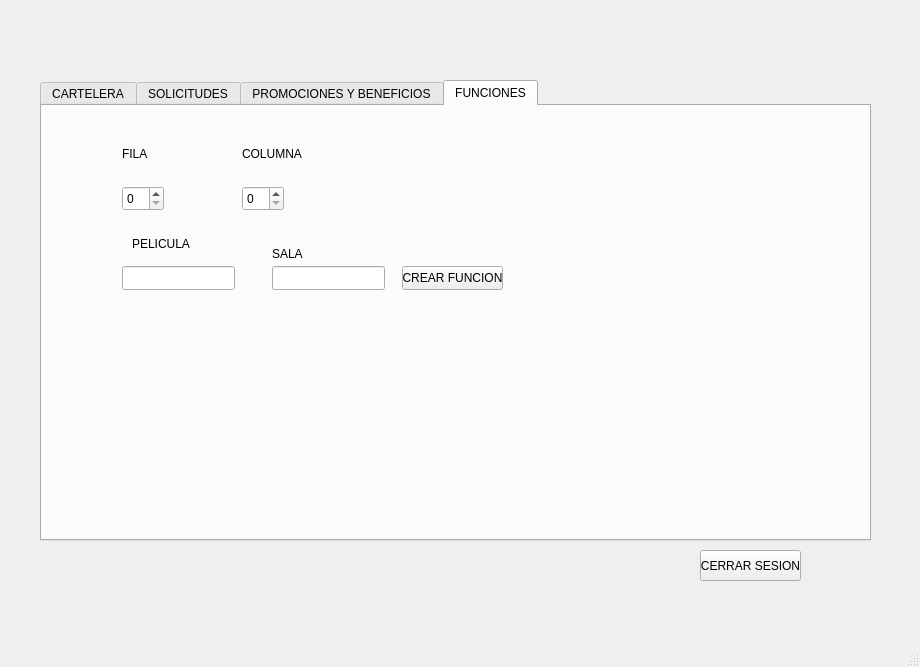
First picture: the form in mainwindow.ui, repository SABANd5/EDD_2S2026_PY_202303371, before the edit.
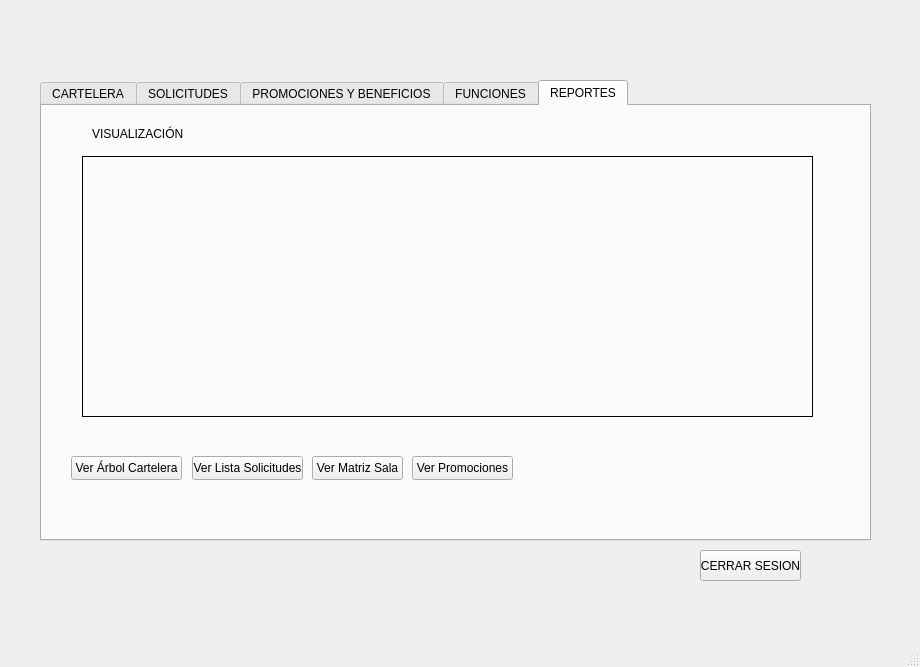
Second picture: the form after the edit.

Commit message: Estado de Solicitudes del Cliente

Diff of the .ui file:
```diff
--- a/mainwindow.ui
+++ b/mainwindow.ui
@@ -424,7 +424,7 @@
        </rect>
       </property>
       <property name="currentIndex">
-       <number>3</number>
+       <number>4</number>
       </property>
       <property name="tabBarAutoHide">
        <bool>false</bool>
@@ -1133,6 +1133,95 @@
         </property>
        </widget>
       </widget>
+      <widget class="QWidget" name="tab_7">
+       <attribute name="title">
+        <string>REPORTES</string>
+       </attribute>
+       <widget class="QLabel" name="lblVisorReportes">
+        <property name="geometry">
+         <rect>
+          <x>40</x>
+          <y>50</y>
+          <width>731</width>
+          <height>261</height>
+         </rect>
+        </property>
+        <property name="frameShape">
+         <enum>QFrame::Shape::Box</enum>
+        </property>
+        <property name="text">
+         <string/>
+        </property>
+        <property name="scaledContents">
+         <bool>true</bool>
+        </property>
+       </widget>
+       <widget class="QLabel" name="label_33">
+        <property name="geometry">
+         <rect>
+          <x>50</x>
+          <y>20</y>
+          <width>101</width>
+          <height>16</height>
+         </rect>
+        </property>
+        <property name="text">
+         <string>VISUALIZACIÓN</string>
+        </property>
+       </widget>
+       <widget class="QPushButton" name="btnVerRepCartelera">
+        <property name="geometry">
+         <rect>
+          <x>29</x>
+          <y>350</y>
+          <width>111</width>
+          <height>24</height>
+         </rect>
+        </property>
+        <property name="text">
+         <string>Ver Árbol Cartelera</string>
+        </property>
+       </widget>
+       <widget class="QPushButton" name="btnVerRepSolicitudes">
+        <property name="geometry">
+         <rect>
+          <x>150</x>
+          <y>350</y>
+          <width>111</width>
+          <height>24</height>
+         </rect>
+        </property>
+        <property name="text">
+         <string>Ver Lista Solicitudes</string>
+        </property>
+       </widget>
+       <widget class="QPushButton" name="btnVerRepSala">
+        <property name="geometry">
+         <rect>
+          <x>270</x>
+          <y>350</y>
+          <width>91</width>
+          <height>24</height>
+         </rect>
+        </property>
+        <property name="text">
+         <string>Ver Matriz Sala</string>
+        </property>
+       </widget>
+       <widget class="QPushButton" name="btnVerRepPromos">
+        <property name="geometry">
+         <rect>
+          <x>370</x>
+          <y>350</y>
+          <width>101</width>
+          <height>24</height>
+         </rect>
+        </property>
+        <property name="text">
+         <string>Ver Promociones</string>
+        </property>
+       </widget>
+      </widget>
      </widget>
     </widget>
    </widget>
```
The commit also changes 5 other files.
